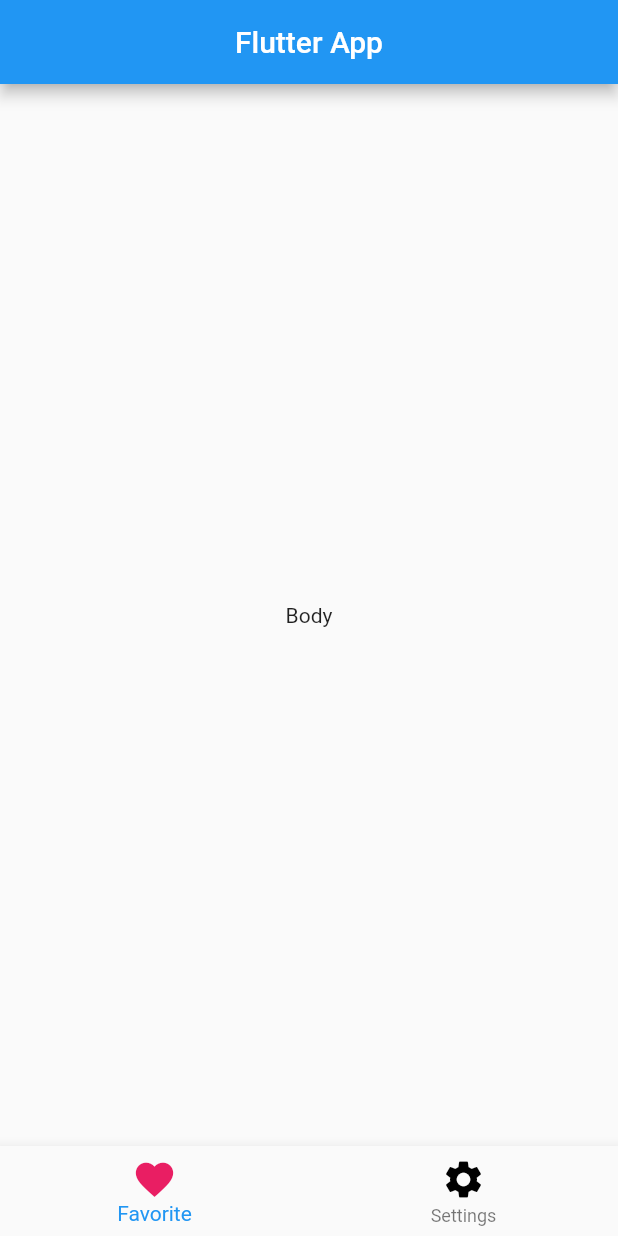
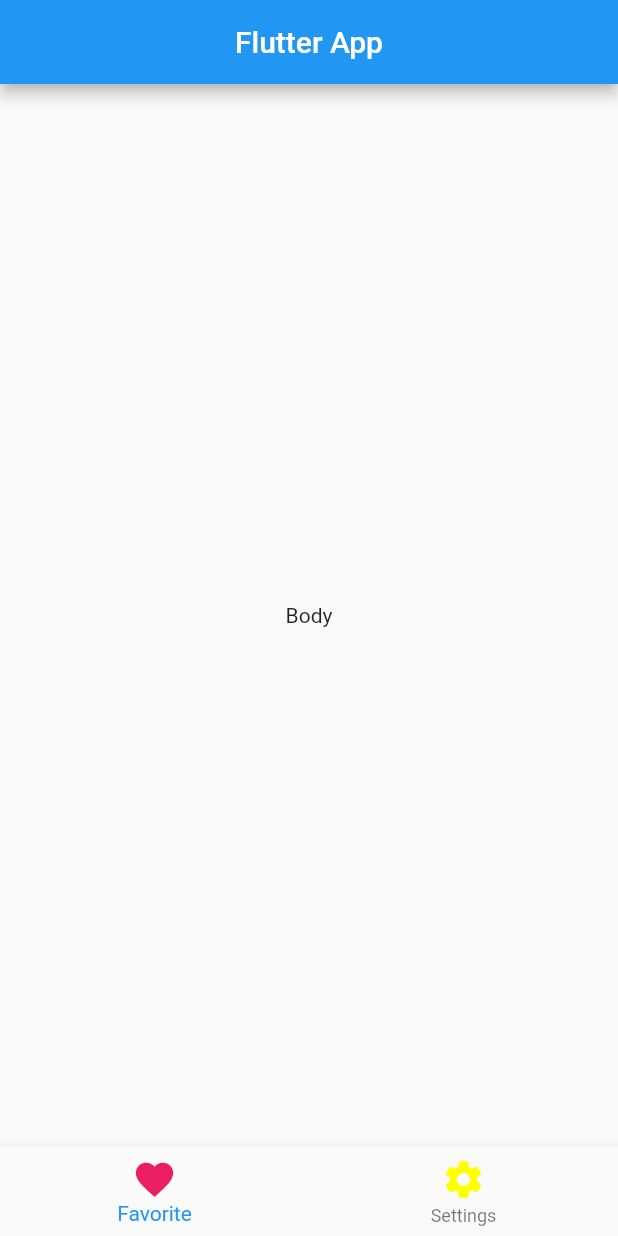
Before and after one commit to JoshBiong/flutter_basics, a Flutter app: the screen it shows after launch, on a phone screen of 412 x 824 dp. Run offline on Flutter 3.47's test engine with Material 2 defaults, Android fonts, the phone set to English and light mode, and no system bars.

Commit message:
second commit

```diff
--- a/lib/main.dart
+++ b/lib/main.dart
@@ -22,7 +22,7 @@ class MyApp extends StatelessWidget {
             size:30)),
           BottomNavigationBarItem(label: 'Settings',
             icon: Icon(Icons.settings,
-            color: Colors.black,
+            color: Colors.yellowAccent,
             size: 30 ))
         ],)
 
```
